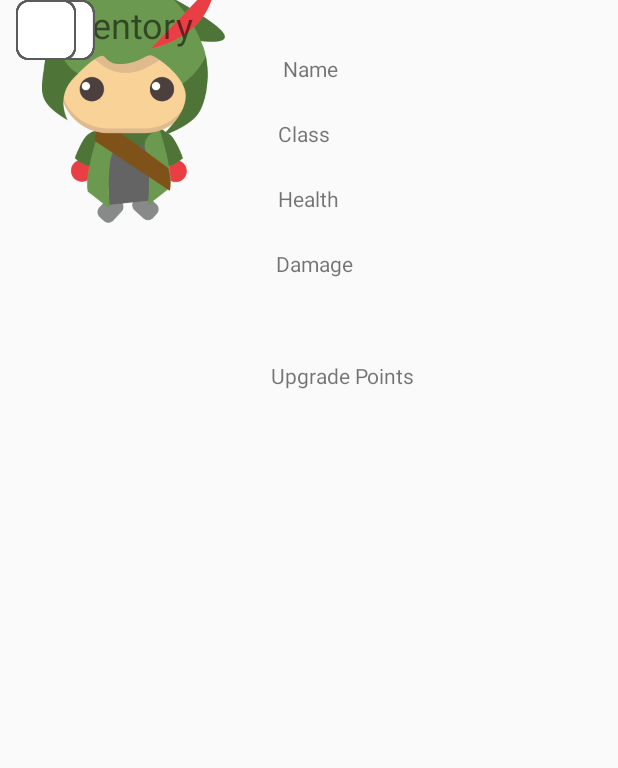
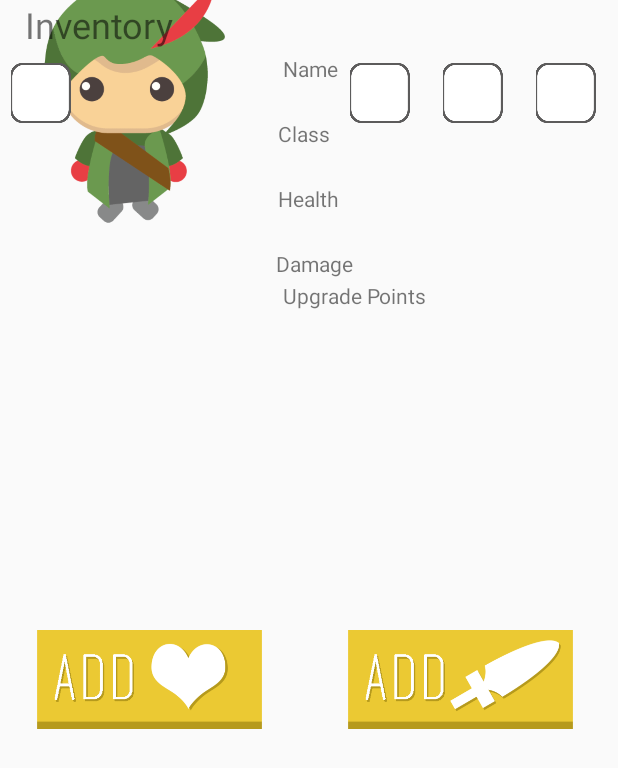
Before and after one commit to Nicdomo/Lexicon, an Android app: the layout character_layout.xml on its own in the app's theme, with its tools: preview values and no code run, on a phone screen of 412 x 824 dp. Shown: the top 768 px of the screen. Run offline under Robolectric (Android 15) with nearby library versions, the phone set to English and light mode, and no system bars.

Commit message:
Auto stash before merge of "master" and "origin/master"

```diff
--- a/app/src/main/res/layout/character_layout.xml
+++ b/app/src/main/res/layout/character_layout.xml
@@ -78,14 +78,14 @@
         android:layout_marginBottom="8dp"
         android:layout_marginEnd="8dp"
         android:layout_marginStart="20dp"
-        android:layout_marginTop="8dp"
+        android:layout_marginTop="24dp"
         android:text="Upgrade Points"
-        app:layout_constraintBottom_toBottomOf="parent"
+        app:layout_constraintBottom_toTopOf="@+id/inventoryView"
         app:layout_constraintEnd_toEndOf="parent"
-        app:layout_constraintHorizontal_bias="0.078"
+        app:layout_constraintHorizontal_bias="0.135"
         app:layout_constraintStart_toEndOf="@+id/characterImage"
         app:layout_constraintTop_toBottomOf="@+id/damageView"
-        app:layout_constraintVertical_bias="0.078" />
+        app:layout_constraintVertical_bias="0.093" />
 
     <TextView
         android:id="@+id/inventoryView"
@@ -96,23 +96,96 @@
         android:text="Inventory"
         android:textSize="24sp"
         app:layout_constraintEnd_toEndOf="parent"
-        app:layout_constraintHorizontal_bias="0.082"
+        app:layout_constraintHorizontal_bias="0.033"
         app:layout_constraintStart_toStartOf="parent"
         tools:layout_editor_absoluteY="277dp" />
 
     <ImageView
-        android:id="@+id/imageView3"
-        android:layout_width="86dp"
+        android:id="@+id/blank1"
+        android:layout_width="54dp"
         android:layout_height="40dp"
-        app:srcCompat="@drawable/letter_blank"
-        tools:layout_editor_absoluteX="28dp"
-        tools:layout_editor_absoluteY="326dp" />
+        android:layout_marginEnd="8dp"
+        android:layout_marginStart="8dp"
+        android:layout_marginTop="8dp"
+        app:layout_constraintEnd_toStartOf="@+id/blank2"
+        app:layout_constraintStart_toStartOf="parent"
+        app:layout_constraintTop_toBottomOf="@+id/inventoryView"
+        app:srcCompat="@drawable/letter_blank" />
 
     <ImageView
-        android:id="@+id/imageView5"
-        android:layout_width="61dp"
+        android:id="@+id/blank2"
+        android:layout_width="54dp"
         android:layout_height="40dp"
+        android:layout_marginEnd="8dp"
+        android:layout_marginTop="8dp"
+        app:layout_constraintEnd_toStartOf="@+id/blank3"
+        app:layout_constraintTop_toBottomOf="@+id/inventoryView"
+        app:srcCompat="@drawable/letter_blank" />
+
+    <ImageView
+        android:id="@+id/blank3"
+        android:layout_width="54dp"
+        android:layout_height="40dp"
+        android:layout_marginTop="8dp"
+        app:layout_constraintTop_toBottomOf="@+id/inventoryView"
         app:srcCompat="@drawable/letter_blank"
-        tools:layout_editor_absoluteX="127dp"
-        tools:layout_editor_absoluteY="326dp" />
+        tools:layout_editor_absoluteX="136dp" />
+
+    <ImageView
+        android:id="@+id/blank4"
+        android:layout_width="54dp"
+        android:layout_height="40dp"
+        android:layout_marginEnd="8dp"
+        android:layout_marginTop="8dp"
+        app:layout_constraintEnd_toStartOf="@+id/blank5"
+        app:layout_constraintTop_toBottomOf="@+id/inventoryView"
+        app:srcCompat="@drawable/letter_blank" />
+
+    <ImageView
+        android:id="@+id/blank5"
+        android:layout_width="54dp"
+        android:layout_height="40dp"
+        android:layout_marginEnd="8dp"
+        android:layout_marginTop="8dp"
+        app:layout_constraintEnd_toStartOf="@+id/blank6"
+        app:layout_constraintTop_toBottomOf="@+id/inventoryView"
+        app:srcCompat="@drawable/letter_blank" />
+
+    <ImageView
+        android:id="@+id/blank6"
+        android:layout_width="54dp"
+        android:layout_height="40dp"
+        android:layout_marginEnd="8dp"
+        android:layout_marginTop="8dp"
+        app:layout_constraintEnd_toEndOf="parent"
+        app:layout_constraintTop_toBottomOf="@+id/inventoryView"
+        app:srcCompat="@drawable/letter_blank" />
+
+    <ImageButton
+        android:id="@+id/addHealth"
+        android:layout_width="162dp"
+        android:layout_height="66dp"
+        android:layout_marginBottom="8dp"
+        android:layout_marginEnd="8dp"
+        android:layout_marginStart="8dp"
+        android:layout_marginTop="8dp"
+        android:background="@drawable/button_add_health"
+        app:layout_constraintBottom_toBottomOf="parent"
+        app:layout_constraintEnd_toStartOf="@+id/addDamage"
+        app:layout_constraintHorizontal_bias="0.222"
+        app:layout_constraintStart_toStartOf="parent"
+        app:layout_constraintTop_toBottomOf="@+id/blank3" />
+
+    <ImageButton
+        android:id="@+id/addDamage"
+        android:layout_width="162dp"
+        android:layout_height="66dp"
+        android:layout_marginBottom="8dp"
+        android:layout_marginEnd="24dp"
+        android:layout_marginTop="8dp"
+        android:background="@drawable/button_add_damage"
+        app:layout_constraintBottom_toBottomOf="parent"
+        app:layout_constraintEnd_toEndOf="parent"
+        app:layout_constraintTop_toBottomOf="@+id/blank4" />
+
 </android.support.constraint.ConstraintLayout>
```
